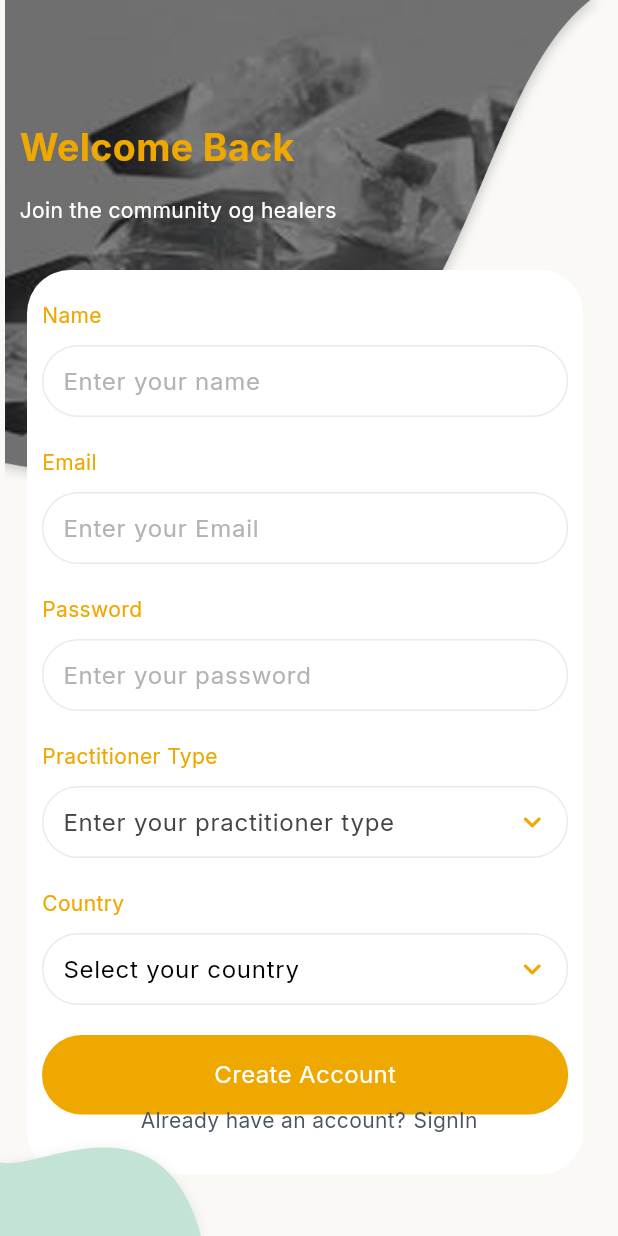
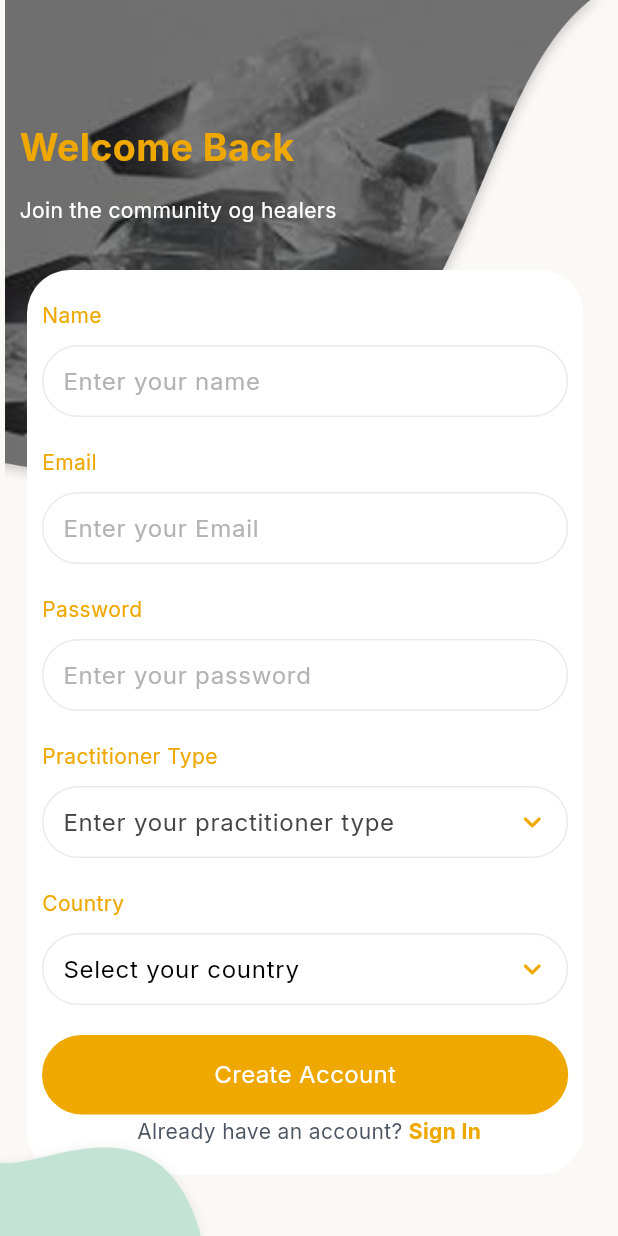
Before and after one commit to BrightCodeLab-Team/lightweaver, a Flutter app: the SignUpScreen screen opened directly, on a phone screen of 412 x 824 dp. Run offline on Flutter 3.47's test engine with Material 3 defaults, Android fonts, the phone set to English and light mode, and no system bars; our stand-ins replace flutter_screenutil, get, google_fonts, pin_code_fields, smooth_page_indicator.

Commit message:
updated code

```diff
--- a/lib/core/constants/app_assest.dart
+++ b/lib/core/constants/app_assest.dart
@@ -49,6 +49,7 @@ class AppAssets {
   String googleIcon = "$iconsAssets/googleIcon.png";
   String keyIcon = "$iconsAssets/keyIcon.png";
   String phoneIcon = "$iconsAssets/phoneIcon.png";
+  String Successmark = "$staticAssets/Successmark.png";
 
   ///
   //************************************ *//
@@ -66,29 +67,6 @@ class AppAssets {
   //                                      //
   //************************************ *//
   //
-  String activityIcon = "$iconsAssets/activityIcon.png";
-  String bookmarkIcon = "$iconsAssets/bookmarkIcon.png";
-  String darkmoodIcon = "$iconsAssets/darkmoodIcon.png";
-  String givingIcon = "$iconsAssets/givingIcon.png";
-  String noteIcon = "$iconsAssets/noteIcon.png";
-  String notificationIcon = "$iconsAssets/notificationIconnn.png";
-  String profileIcon = "$iconsAssets/profileIcon.png";
-  String shareIconn = "$iconsAssets/shareIconn.png";
-  String highlightIcon = "$iconsAssets/highlightIcon.png";
-
-  ///     post tab
-  ///
-  String pic = "$dynamicAssets/pic.png";
-  String favouriteIcon = "$iconsAssets/favourite.png";
-  String shareIcon = "$iconsAssets/shareIcon.png";
-  String commentIcon = "$iconsAssets/commentIcon.png";
-  String mailIcon = "$iconsAssets/mail.png";
-  String editIcon = "$iconsAssets/editIcon.png";
-  String cardIcon = "$iconsAssets/cardIcon.png";
-  String checkIcon = "$iconsAssets/check.png";
-  String calendarIcon = "$iconsAssets/calendarIcon.png";
-  String Seekingtext = "$staticAssets/Seekingtext.png";
-  String lollyPopIcon = "$staticAssets/lolyPopIcon.png";
 
   ///
   //************************************ *//
@@ -111,10 +89,4 @@ class AppAssets {
   //                                      //
   //************************************ *//
   //
-  String tab1 = "$iconsAssets/tab1.png";
-  String tab2 = "$iconsAssets/tab2.png";
-  String tab3 = "$iconsAssets/tab3.png";
-  String tab4 = "$iconsAssets/tab4.png";
-  String tab5 = "$iconsAssets/tab5.png";
-  String tab6 = "$iconsAssets/tab6.png";
 }
--- a/lib/core/constants/colors.dart
+++ b/lib/core/constants/colors.dart
@@ -11,6 +11,7 @@ const Color borderColor = Color(0xffE9EAEB);
 const Color lightGreyColor = Color(0xffABABAB);
 const Color mediumGreyColor = Color(0xff989898);
 const Color hintTextColor = Color(0xffB3B3B3);
+const Color pinFieldBorderColor = Color(0xffE1E1E1);
 //*******************************************************************//
 //const Color borderColor = Color(0xffD8D8D8);
 
@@ -41,7 +42,7 @@ const Color pinkColor2 = Color(0xffFF3660);
 const Color lightOrangeColor = Color(0xffFF876E);
 
 const Color custardColor = Color(0xfff9EB94533 % 20);
-const Color custardColor2 = Color(0xfff5B7083);
+const Color custardColor2 = Color(0xfff5b7083);
 const Color custardColor3 = Color(0xfffdd854);
 const Color peachColor = Color(0xfffeaeaea);
 const Color redColor = Color(0xfff000000 % 40);
--- a/lib/custom_widget/button.dart
+++ b/lib/custom_widget/button.dart
@@ -1,49 +1,28 @@
 import 'package:flutter/material.dart';
 import 'package:flutter_screenutil/flutter_screenutil.dart';
-import 'package:get/get.dart';
 import 'package:lightweaver/core/constants/colors.dart';
 import 'package:lightweaver/core/constants/text_style.dart';
 
-class CustomButton extends StatefulWidget {
+class CustomButton extends StatelessWidget {
   final String text;
   final VoidCallback onTap;
+
   const CustomButton({super.key, required this.text, required this.onTap});
 
   @override
-  State<CustomButton> createState() => _CustomButtonState();
-}
-
-class _CustomButtonState extends State<CustomButton> {
-  bool _isSelected = true;
-
-  void switchColor() {
-    _isSelected = !_isSelected;
-    setState(() {});
-  }
-
-  @override
   Widget build(BuildContext context) {
-    return GestureDetector(
-      onTap: () {
-        widget.onTap;
-        switchColor();
-      },
+    return InkWell(
+      onTap: onTap,
       child: Container(
         width: double.infinity,
         decoration: BoxDecoration(
           color: primaryColor,
-          // color: _isSelected ? primaryColor : blackColor,
           borderRadius: BorderRadius.circular(30.r),
         ),
         child: Padding(
-          padding: EdgeInsets.symmetric(
-            vertical: 15.h,
-          ), // Use .h for vertical padding
+          padding: EdgeInsets.symmetric(vertical: 15.h),
           child: Center(
-            child: Text(
-              widget.text,
-              style: style16.copyWith(color: whiteColor),
-            ),
+            child: Text(text, style: style16.copyWith(color: whiteColor)),
           ),
         ),
       ),
--- a/lib/ui/auth/forget_screens/forget_screen.dart
+++ b/lib/ui/auth/forget_screens/forget_screen.dart
@@ -17,6 +17,7 @@ class ForgetScreen extends StatelessWidget {
       child: Consumer<ForgetViewModel>(
         builder:
             (context, model, child) => Scaffold(
+              backgroundColor: whiteColor,
               body: Padding(
                 padding: const EdgeInsets.symmetric(horizontal: 15.0),
                 child: Column(
--- a/lib/ui/auth/forget_screens/password_reset.dart
+++ b/lib/ui/auth/forget_screens/password_reset.dart
@@ -10,6 +10,7 @@ class PasswordResetScreen extends StatelessWidget {
   @override
   Widget build(BuildContext context) {
     return Scaffold(
+      backgroundColor: whiteColor,
       body: Padding(
         padding: EdgeInsets.symmetric(horizontal: 15),
         child: Column(
--- a/lib/ui/auth/sign_in/sign_in_screen.dart
+++ b/lib/ui/auth/sign_in/sign_in_screen.dart
@@ -1,5 +1,3 @@
-import 'dart:ffi';
-
 import 'package:flutter/material.dart';
 import 'package:flutter_screenutil/flutter_screenutil.dart';
 import 'package:get/get_navigation/get_navigation.dart';
--- a/lib/ui/auth/sign_up/sign_up_screen.dart
+++ b/lib/ui/auth/sign_up/sign_up_screen.dart
@@ -1,9 +1,6 @@
 import 'package:flutter/material.dart';
 import 'package:flutter_screenutil/flutter_screenutil.dart';
-import 'package:get/get_connect/http/src/utils/utils.dart';
-import 'package:get/get_core/src/get_main.dart';
-import 'package:get/get_navigation/get_navigation.dart';
-import 'package:google_fonts/google_fonts.dart';
+import 'package:get/get.dart';
 import 'package:lightweaver/core/constants/app_assest.dart';
 import 'package:lightweaver/core/constants/auth_text_feild.dart';
 import 'package:lightweaver/core/constants/colors.dart';
@@ -19,12 +16,19 @@ class SignUpScreen extends StatelessWidget {
 
   @override
   Widget build(BuildContext context) {
+    final formkey = GlobalKey<FormState>();
     return ChangeNotifierProvider(
       create: (context) => SignUpViewModel(),
       child: Consumer<SignUpViewModel>(
         builder:
             (context, model, child) => Scaffold(
-              body: Column(
+              resizeToAvoidBottomInset:
+                  false, // Prevent resize when keyboard appears
+              body: Form(
+                key: formkey,
+                child: Stack(
+                  children: [
+                    Column(
                       children: [
                         Stack(
                           clipBehavior: Clip.none,
@@ -48,7 +52,6 @@ class SignUpScreen extends StatelessWidget {
                             ),
                             Positioned(
                               top: 180.h,
-                        child: Expanded(
                               child: Padding(
                                 padding: const EdgeInsets.symmetric(
                                   horizontal: 15.0,
@@ -60,13 +63,16 @@ class SignUpScreen extends StatelessWidget {
                                     color: whiteColor,
                                     borderRadius: BorderRadius.circular(29),
                                   ),
+                                  child: SingleChildScrollView(
                                     child: Padding(
                                       padding: const EdgeInsets.symmetric(
                                         horizontal: 10.0,
                                       ),
                                       child: Column(
-                                  mainAxisAlignment: MainAxisAlignment.start,
-                                  crossAxisAlignment: CrossAxisAlignment.start,
+                                        mainAxisAlignment:
+                                            MainAxisAlignment.start,
+                                        crossAxisAlignment:
+                                            CrossAxisAlignment.start,
                                         children: [
                                           20.verticalSpace,
                                           Text(
@@ -78,15 +84,15 @@ class SignUpScreen extends StatelessWidget {
                                           10.verticalSpace,
 
                                           ///
-                                    ///     name
+                                          ///    name
                                           ///
                                           TextFormField(
-                                      decoration: authFieldDecoration.copyWith(
+                                            decoration: authFieldDecoration
+                                                .copyWith(
                                                   hintText: 'Enter your name',
                                                 ),
                                           ),
                                           20.verticalSpace,
-
                                           Text(
                                             'Email',
                                             style: style14.copyWith(
@@ -96,12 +102,14 @@ class SignUpScreen extends StatelessWidget {
                                           10.verticalSpace,
 
                                           ///
-                                    ///     email
+                                          ///      email
                                           ///
                                           TextFormField(
-                                      decoration: authFieldDecoration.copyWith(
+                                            decoration: authFieldDecoration
+                                                .copyWith(
                                                   hintText: 'Enter your Email',
                                                 ),
+                                            controller: model.emailController,
                                           ),
                                           20.verticalSpace,
                                           Text(
@@ -111,13 +119,11 @@ class SignUpScreen extends StatelessWidget {
                                             ),
                                           ),
                                           10.verticalSpace,
-
-                                    ///
-                                    ///     password
-                                    ///
                                           TextFormField(
-                                      decoration: authFieldDecoration.copyWith(
-                                        hintText: 'Enter your password',
+                                            decoration: authFieldDecoration
+                                                .copyWith(
+                                                  hintText:
+                                                      'Enter your password',
                                                 ),
                                           ),
                                           20.verticalSpace,
@@ -128,15 +134,12 @@ class SignUpScreen extends StatelessWidget {
                                             ),
                                           ),
                                           10.verticalSpace,
-
-                                    ///
-                                    ///     practitioner
-                                    ///
                                           TextFormField(
                                             readOnly: true,
                                             decoration: authFieldDecoration.copyWith(
                                               suffixIcon: Icon(
-                                          Icons.keyboard_arrow_down_rounded,
+                                                Icons
+                                                    .keyboard_arrow_down_rounded,
                                                 color: primaryColor,
                                               ),
                                               hintText:
@@ -154,34 +157,30 @@ class SignUpScreen extends StatelessWidget {
                                             ),
                                           ),
                                           10.verticalSpace,
-
-                                    ///
-                                    ///     country
-                                    ///
                                           TextFormField(
                                             readOnly: true,
-                                      decoration: authFieldDecoration.copyWith(
+                                            decoration: authFieldDecoration
+                                                .copyWith(
                                                   suffixIcon: Icon(
-                                          Icons.keyboard_arrow_down_rounded,
+                                                    Icons
+                                                        .keyboard_arrow_down_rounded,
                                                     color: primaryColor,
                                                   ),
-                                        hintText: 'Select your country',
+                                                  hintText:
+                                                      'Select your country',
                                                   hintStyle: style16.copyWith(
                                                     color: blackColor,
                                                   ),
                                                 ),
                                           ),
                                           20.verticalSpace,
-
-                                    ///
-                                    ///      create account button
-                                    ///
                                           CustomButton(
                                             text: 'Create Account',
-                                      onTap: () {
-                                        Get.to(HomeScreen());
-                                      },
+                                            onTap:
+                                                () =>
+                                                    Get.to(() => HomeScreen()),
                                           ),
+                                          20.verticalSpace,
                                         ],
                                       ),
                                     ),
@@ -191,31 +190,42 @@ class SignUpScreen extends StatelessWidget {
                             ),
                           ],
                         ),
-
-                  Spacer(),
-                  Row(
+                        const Spacer(),
+                        Padding(
+                          padding: EdgeInsets.only(bottom: 60.h),
+                          child: Row(
                             mainAxisAlignment: MainAxisAlignment.center,
                             crossAxisAlignment: CrossAxisAlignment.center,
                             children: [
                               Text(
-                        'Already have an account?',
+                                'Already have an account? ',
                                 style: style14.copyWith(color: darkGreyColor),
                               ),
-                      5.horizontalSpace,
-                      Text(
-                        'SignIn',
-                        style: style14.copyWith(color: darkGreyColor),
+                              GestureDetector(
+                                onTap: () => Get.to(() => SignInScreen()),
+                                child: Text(
+                                  'Sign In',
+                                  style: style14.copyWith(
+                                    color: primaryColor,
+                                    fontWeight: FontWeight.bold,
+                                  ),
+                                ),
                               ),
                             ],
                           ),
-                  Align(
-                    alignment: Alignment.bottomLeft,
+                        ),
+                      ],
+                    ),
+                    Positioned(
+                      bottom: 0,
+                      left: 0,
                       child: Image.asset(AppAssets().onboardCornor, scale: 4),
                     ),
                   ],
                 ),
               ),
             ),
+      ),
     );
   }
 }
--- a/lib/ui/auth/sign_up/sign_up_view_model.dart
+++ b/lib/ui/auth/sign_up/sign_up_view_model.dart
@@ -1,3 +1,18 @@
+import 'package:flutter/material.dart';
 import 'package:lightweaver/core/others/base_view_model.dart';
 
-class SignUpViewModel extends BaseViewModel {}
+class SignUpViewModel extends BaseViewModel {
+  final RegExp emailRegex = RegExp(
+    r"^[a-zA-Z0-9._%+-]+@[a-zA-Z0-9.-]+\.[a-zA-Z]{2,}$",
+  );
+
+  //      validate email
+  TextEditingController emailController = TextEditingController();
+  String? validateEmail(String? value) {
+    if (value.toString().isEmpty) {
+      return 'please enter a valid email';
+    } else {
+      return null;
+    }
+  }
+}
--- a/lib/ui/onboarding_screen/first_onboarding_screen.dart
+++ b/lib/ui/onboarding_screen/first_onboarding_screen.dart
@@ -12,6 +12,7 @@ class FirstOnboardingScreen extends StatefulWidget {
 }
 
 class _FirstOnboardingScreenState extends State<FirstOnboardingScreen> {
+  @override
   void initState() {
     super.initState();
     Future.delayed(const Duration(seconds: 2), () {
--- a/lib/ui/onboarding_screen/splash_screen.dart
+++ b/lib/ui/onboarding_screen/splash_screen.dart
@@ -12,6 +12,7 @@ class SplashScreen extends StatefulWidget {
 }
 
 class _SplashScreenState extends State<SplashScreen> {
+  @override
   void initState() {
     super.initState();
     Future.delayed(const Duration(seconds: 5), () {
--- /dev/null
+++ b/lib/ui/root_screen/root_view_model.dart
@@ -0,0 +1,3 @@
+import 'package:lightweaver/core/others/base_view_model.dart';
+
+class RootViewModel extends BaseViewModel {}
--- a/pubspec.yaml
+++ b/pubspec.yaml
@@ -45,6 +45,7 @@ dependencies:
   animated_text_kit: ^4.2.3
   intl: ^0.20.2
   smooth_page_indicator:
+  pin_code_fields:
 
 dev_dependencies:
   flutter_test:
```
Also changed, not shown: lib/main.dart (+5 -7 lines), lib/ui/auth/forget_screens/password_reset_successful.dart (added, +46 -0 lines), lib/ui/auth/forget_screens/set_new_password.dart (+8 -0 lines), lib/ui/auth/forget_screens/verify_code.dart (+30 -4 lines), lib/ui/root_screen/root_screen.dart (added, +22 -0 lines), assets/static_assets/Successmark.png (added), pubspec.lock. Lines whose indentation alone changed are shown as unchanged.
